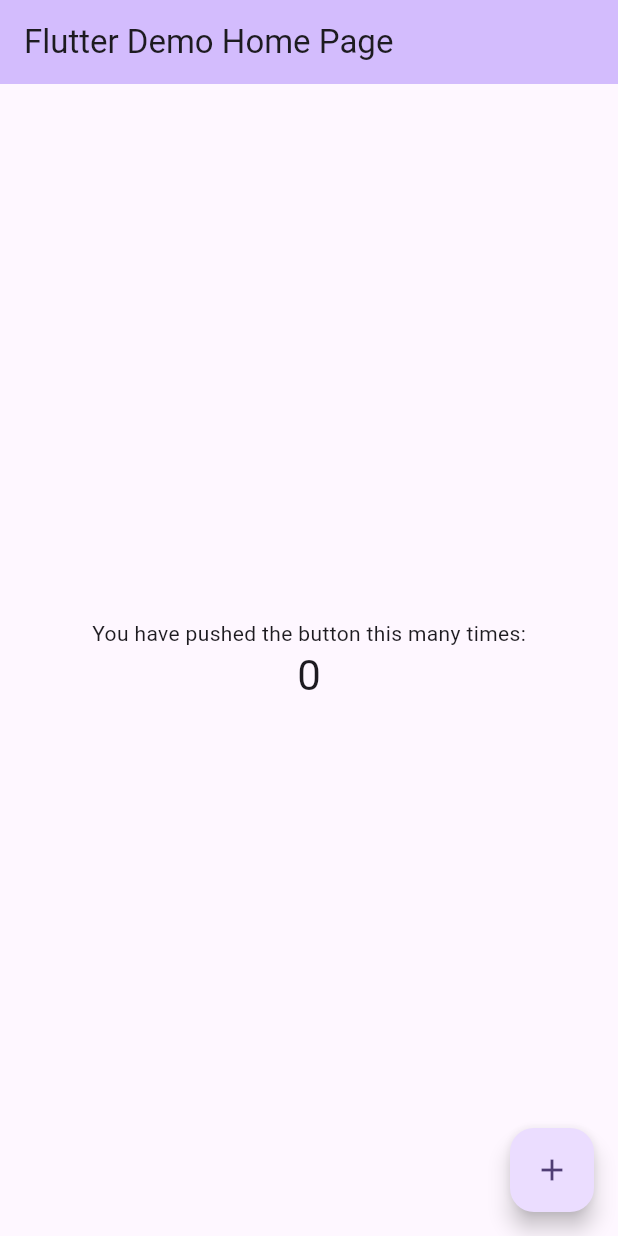
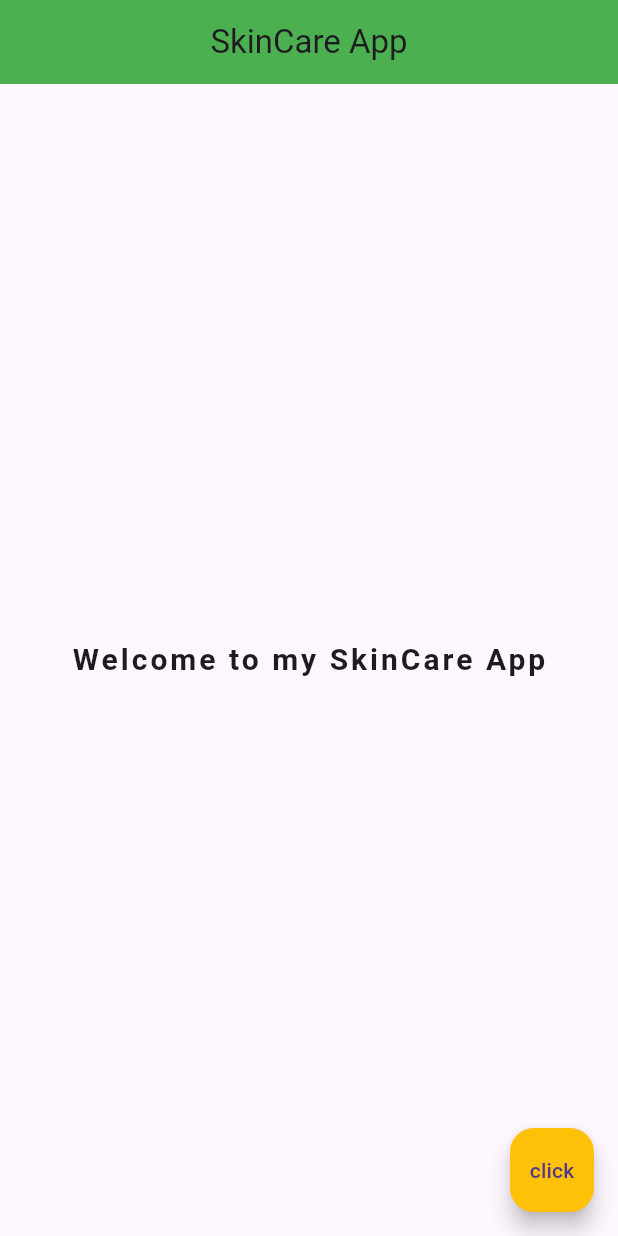
Before and after one commit to axel0224/flutter_basics, a Flutter app: the screen it shows after launch, on a phone screen of 412 x 824 dp. Run offline on Flutter 3.47's test engine with Material 3 defaults, Android fonts, the phone set to English and light mode, and no system bars.

Commit message:
Learning simple basics of flutter

```diff
--- a/lib/main.dart
+++ b/lib/main.dart
@@ -1,122 +1,34 @@
 import 'package:flutter/material.dart';
 
-void main() {
-  runApp(const MyApp());
-}
+void main() => runApp (MaterialApp(
+  home: Home(),
+));
 
-class MyApp extends StatelessWidget {
-  const MyApp({super.key});
-
-  // This widget is the root of your application.
+class Home extends StatelessWidget {
   @override
   Widget build(BuildContext context) {
-    return MaterialApp(
-      title: 'Flutter Demo',
-      theme: ThemeData(
-        // This is the theme of your application.
-        //
-        // TRY THIS: Try running your application with "flutter run". You'll see
-        // the application has a purple toolbar. Then, without quitting the app,
-        // try changing the seedColor in the colorScheme below to Colors.green
-        // and then invoke "hot reload" (save your changes or press the "hot
-        // reload" button in a Flutter-supported IDE, or press "r" if you used
-        // the command line to start the app).
-        //
-        // Notice that the counter didn't reset back to zero; the application
-        // state is not lost during the reload. To reset the state, use hot
-        // restart instead.
-        //
-        // This works for code too, not just values: Most code changes can be
-        // tested with just a hot reload.
-        colorScheme: ColorScheme.fromSeed(seedColor: Colors.deepPurple),
-      ),
-      home: const MyHomePage(title: 'Flutter Demo Home Page'),
-    );
-  }
-}
-
-class MyHomePage extends StatefulWidget {
-  const MyHomePage({super.key, required this.title});
-
-  // This widget is the home page of your application. It is stateful, meaning
-  // that it has a State object (defined below) that contains fields that affect
-  // how it looks.
-
-  // This class is the configuration for the state. It holds the values (in this
-  // case the title) provided by the parent (in this case the App widget) and
-  // used by the build method of the State. Fields in a Widget subclass are
-  // always marked "final".
-
-  final String title;
-
-  @override
-  State<MyHomePage> createState() => _MyHomePageState();
-}
-
-class _MyHomePageState extends State<MyHomePage> {
-  int _counter = 0;
-
-  void _incrementCounter() {
-    setState(() {
-      // This call to setState tells the Flutter framework that something has
-      // changed in this State, which causes it to rerun the build method below
-      // so that the display can reflect the updated values. If we changed
-      // _counter without calling setState(), then the build method would not be
-      // called again, and so nothing would appear to happen.
-      _counter++;
-    });
-  }
-
-  @override
-  Widget build(BuildContext context) {
-    // This method is rerun every time setState is called, for instance as done
-    // by the _incrementCounter method above.
-    //
-    // The Flutter framework has been optimized to make rerunning build methods
-    // fast, so that you can just rebuild anything that needs updating rather
-    // than having to individually change instances of widgets.
     return Scaffold(
       appBar: AppBar(
-        // TRY THIS: Try changing the color here to a specific color (to
-        // Colors.amber, perhaps?) and trigger a hot reload to see the AppBar
-        // change color while the other colors stay the same.
-        backgroundColor: Theme.of(context).colorScheme.inversePrimary,
-        // Here we take the value from the MyHomePage object that was created by
-        // the App.build method, and use it to set our appbar title.
-        title: Text(widget.title),
+        title: Text('SkinCare App'),
+        centerTitle: true,
+        backgroundColor: Colors.green,
       ),
       body: Center(
-        // Center is a layout widget. It takes a single child and positions it
-        // in the middle of the parent.
-        child: Column(
-          // Column is also a layout widget. It takes a list of children and
-          // arranges them vertically. By default, it sizes itself to fit its
-          // children horizontally, and tries to be as tall as its parent.
-          //
-          // Column has various properties to control how it sizes itself and
-          // how it positions its children. Here we use mainAxisAlignment to
-          // center the children vertically; the main axis here is the vertical
-          // axis because Columns are vertical (the cross axis would be
-          // horizontal).
-          //
-          // TRY THIS: Invoke "debug painting" (choose the "Toggle Debug Paint"
-          // action in the IDE, or press "p" in the console), to see the
-          // wireframe for each widget.
-          mainAxisAlignment: MainAxisAlignment.center,
-          children: <Widget>[
-            const Text('You have pushed the button this many times:'),
-            Text(
-              '$_counter',
-              style: Theme.of(context).textTheme.headlineMedium,
-            ),
-          ],
+        child: Text(
+          "Welcome to my SkinCare App",
+          style: TextStyle(
+            fontSize: 20.0,
+            fontWeight: FontWeight.bold,
+            letterSpacing: 2.0,
+          )
         ),
       ),
       floatingActionButton: FloatingActionButton(
-        onPressed: _incrementCounter,
-        tooltip: 'Increment',
-        child: const Icon(Icons.add),
-      ), // This trailing comma makes auto-formatting nicer for build methods.
+        onPressed: () {},
+        child: Text("click"),
+        backgroundColor: Colors.amber,
+      )
     );
+
   }
 }
```
